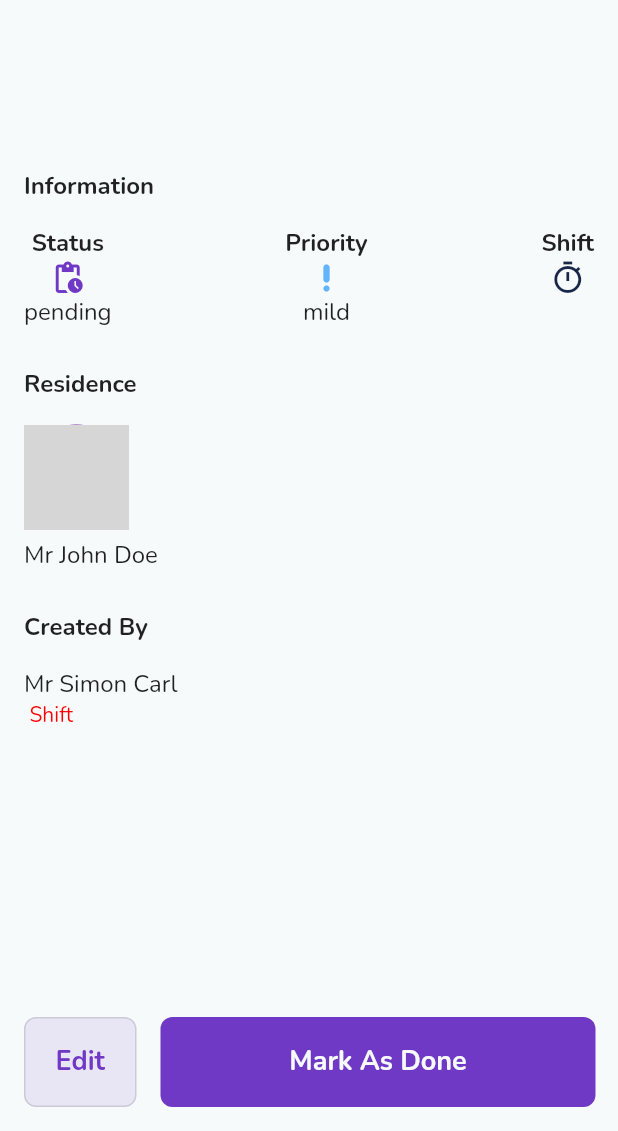
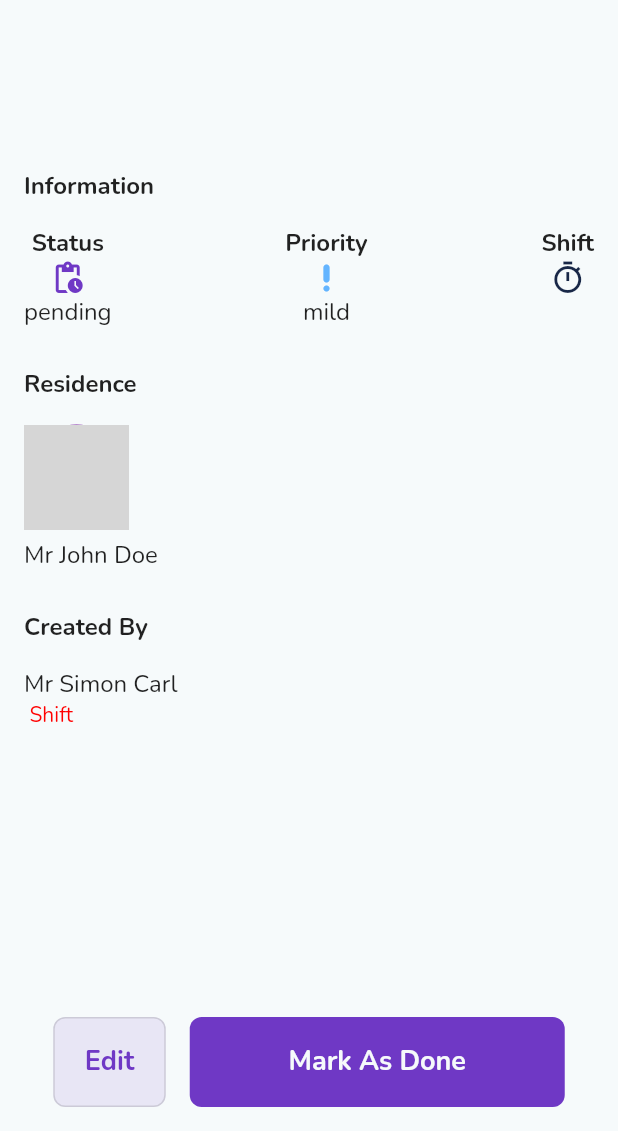
Before and after one commit to codeswot/nursey, a Flutter app: the TaskDetail screen opened directly with empty values, on a phone screen of 412 x 824 dp, the part 105-1236 px from its top. Run offline on Flutter 3.47's test engine with Material 2 defaults, Android fonts, the phone set to English and light mode, and no system bars; our stand-ins replace cloud_firestore, equatable, firebase_auth, firebase_core, flutter_bloc, flutter_spinkit and 4 more; missing offline and left inert: spring; accounts and stored records are empty; network calls fail; grey boxes are pictures that could not be loaded.

```diff
--- a/lib/app/ui/screens/task/task_detail.dart
+++ b/lib/app/ui/screens/task/task_detail.dart
@@ -142,7 +142,7 @@ class _TaskDetailState extends State<TaskDetail> {
                   ),
                   const SizedBox(width: 16),
                   AppPrimaryButton(
-                    width: 290,
+                    width: 250,
                     title: widget.task.status.isCompleted
                         ? 'Done'
                         : 'Mark As Done',
```
Also changed, not shown: 1 other file.
